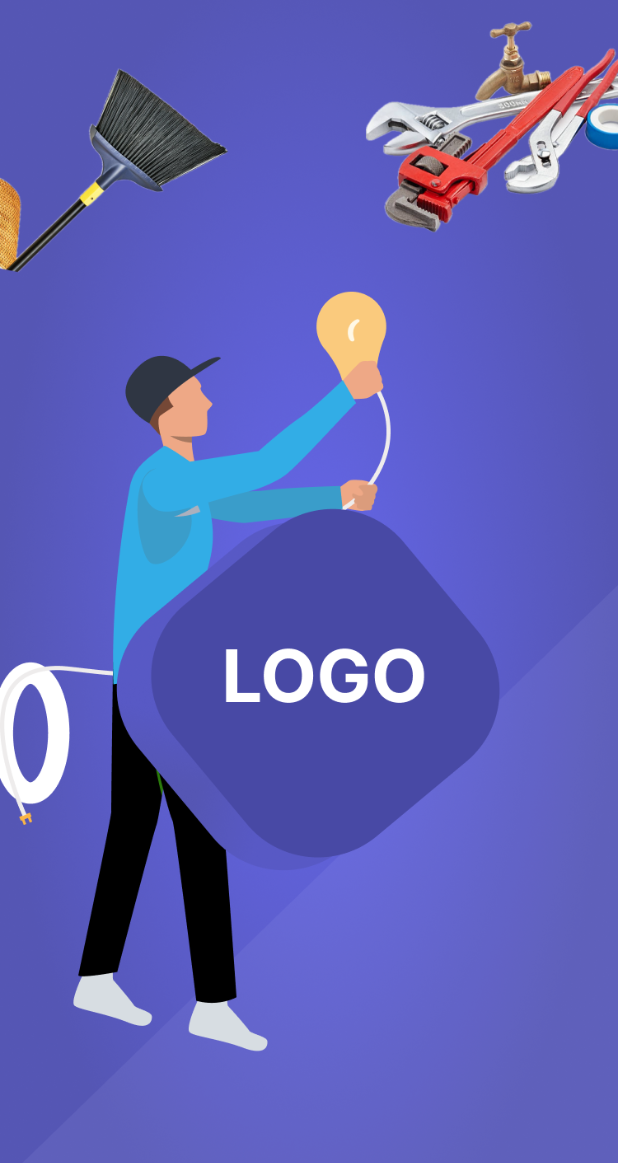
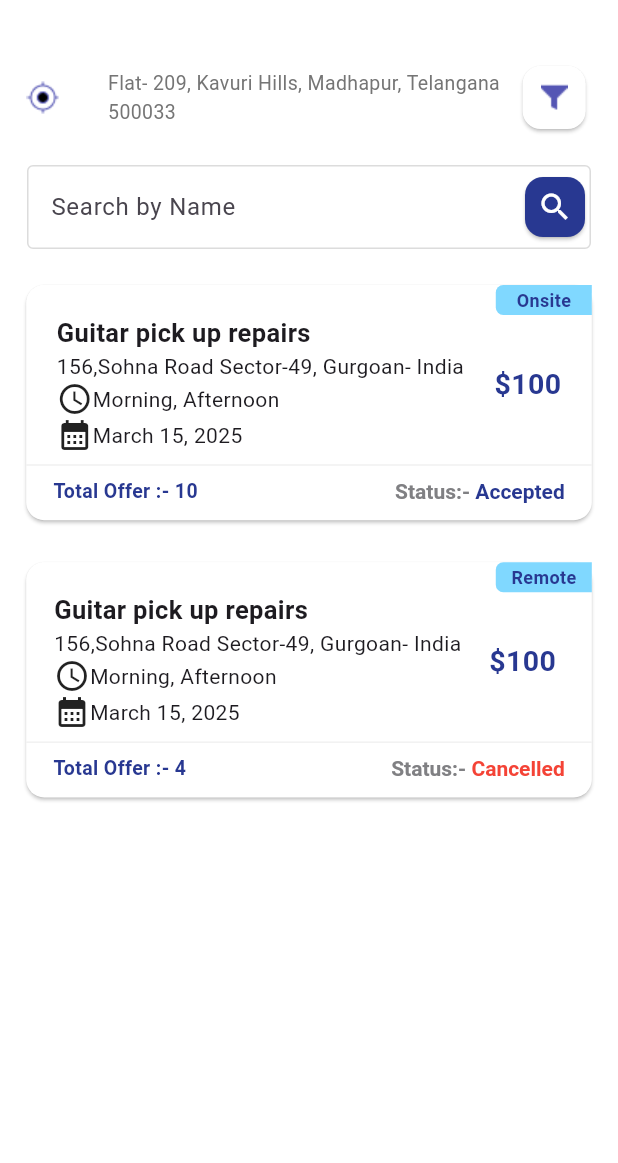
Before and after one commit to Ajitcool008/LuRichMaxBLE, a Flutter app: the first screen one second after launch, on a phone screen of 412 x 824 dp. Shown: the top 1163 px of the screen. Run offline on Flutter 3.47's test engine with Material 3 defaults, Android fonts, the phone set to English and light mode, and no system bars; our stand-ins replace flutter_otp_text_field; missing offline and left inert: flutter_timer_countdown, responsive_navigation_bar.

Commit message:
proposal_or_my_mytask

```diff
--- a/lib/components/input_text_field.dart
+++ b/lib/components/input_text_field.dart
@@ -5,8 +5,12 @@ class InputTextField extends StatelessWidget {
   final String hintText;
   final bool? isObsecure;
   final Widget? suffixWidget;
-  const InputTextField(
-      {super.key, required this.hintText, this.isObsecure, this.suffixWidget});
+  const InputTextField({
+    super.key,
+    required this.hintText,
+    this.isObsecure,
+    this.suffixWidget,
+  });
 
   @override
   Widget build(BuildContext context) {
@@ -16,10 +20,10 @@ class InputTextField extends StatelessWidget {
         suffixIcon: suffixWidget,
         hintText: hintText,
         focusedBorder: OutlineInputBorder(
-          borderSide: BorderSide(
-            width: 1,
-            color: AppColors.inputBorderColor,
-          ),
+          borderSide: BorderSide(width: 1, color: AppColors.inputBorderColor),
+        ),
+        enabledBorder: OutlineInputBorder(
+          borderSide: BorderSide(width: 1, color: AppColors.inputBorderColor),
         ),
         border: OutlineInputBorder(
           borderSide: BorderSide(
--- a/lib/main.dart
+++ b/lib/main.dart
@@ -1,6 +1,6 @@
 import 'package:flutter/material.dart';
 import 'package:lurichmaxble/components/app_colors.dart';
-import 'package:lurichmaxble/src/modules/splash_screen/views/splash_view.dart';
+import 'package:lurichmaxble/src/modules/home_screen/views/my_task_view.dart';
 
 void main() {
   runApp(const MyApp());
@@ -20,7 +20,7 @@ class MyApp extends StatelessWidget {
         primaryColor: AppColors.appColor,
         colorScheme: ColorScheme.fromSeed(seedColor: Colors.deepPurple),
       ),
-      home: SplashView(),
+      home: MyTask(),
     );
   }
 }
--- /dev/null
+++ b/lib/src/modules/home_screen/views/my_task_view.dart
@@ -0,0 +1,295 @@
+import 'package:flutter/material.dart';
+import 'package:lurichmaxble/components/app_colors.dart';
+import 'package:lurichmaxble/components/input_text_field.dart';
+
+class MyTask extends StatelessWidget {
+  const MyTask({super.key});
+
+  @override
+  Widget build(BuildContext context) {
+    double width = MediaQuery.of(context).size.width;
+    double height = MediaQuery.of(context).size.height;
+    return Scaffold(
+      body: Column(
+        children: [
+          SizedBox(height: 40),
+          Padding(
+            padding: const EdgeInsets.symmetric(horizontal: 12.0),
+            child: Row(
+              mainAxisAlignment: MainAxisAlignment.spaceAround,
+              children: [
+                Image.asset("assets/icons/proposal_screen_appbar.dart.png"),
+                SizedBox(width: 10),
+                Text(
+                  "Flat- 209, Kavuri Hills, Madhapur, Telangana\n500033",
+                  style: TextStyle(fontSize: 13, color: Color(0xff757575)),
+                ),
+                SizedBox(
+                  height: 50,
+                  width: 50,
+                  child: Card(
+                    color: Colors.white,
+                    child: Image.asset(
+                      "assets/icons/proposal_app_bar_icon2.png",
+                    ),
+                  ),
+                ),
+              ],
+            ),
+          ),
+          SizedBox(height: 20),
+          Padding(
+            padding: const EdgeInsets.symmetric(horizontal: 18.0),
+            child: InputTextField(
+              hintText: "Search by Name",
+              suffixWidget: Card(
+                color: AppColors.appColor,
+                child: Icon(Icons.search, color: Colors.white),
+              ),
+            ),
+          ),
+          SizedBox(height: 20),
+          SizedBox(
+            height: height / 5,
+            width: width / 1.07,
+            child: Card(
+              color: Colors.white,
+              child: Column(
+                children: [
+                  Align(
+                    alignment: Alignment.topRight,
+                    child: Container(
+                      alignment: Alignment.center,
+                      width: 64,
+                      height: 20,
+                      decoration: BoxDecoration(
+                        color: Colors.lightBlueAccent[100],
+                        borderRadius: BorderRadius.only(
+                          bottomLeft: Radius.circular(5),
+                          topLeft: Radius.circular(5),
+                        ),
+                      ),
+
+                      child: Text(
+                        "Onsite",
+                        style: TextStyle(
+                          fontSize: 12,
+                          color: AppColors.appColor,
+                          fontWeight: FontWeight.w600,
+                        ),
+                      ),
+                    ),
+                  ),
+                  Row(
+                    mainAxisAlignment: MainAxisAlignment.spaceEvenly,
+                    children: [
+                      Column(
+                        crossAxisAlignment: CrossAxisAlignment.start,
+                        mainAxisAlignment: MainAxisAlignment.spaceEvenly,
+                        children: [
+                          Text(
+                            "Guitar pick up repairs",
+                            style: TextStyle(
+                              fontSize: 17,
+                              fontWeight: FontWeight.bold,
+                            ),
+                          ),
+                          Text("156,Sohna Road Sector-49, Gurgoan- India"),
+                          Row(
+                            children: [
+                              Icon(Icons.watch_later_outlined),
+                              Text("Morning, Afternoon"),
+                            ],
+                          ),
+                          Row(
+                            children: [
+                              Icon(Icons.calendar_month),
+                              Text("March 15, 2025"),
+                            ],
+                          ),
+                        ],
+                      ),
+                      Column(
+                        mainAxisAlignment: MainAxisAlignment.spaceEvenly,
+                        crossAxisAlignment: CrossAxisAlignment.start,
+                        children: [
+                          Text(
+                            "\$100",
+                            style: TextStyle(
+                              color: AppColors.appColor,
+                              fontWeight: FontWeight.bold,
+                              fontSize: 19,
+                            ),
+                          ),
+                        ],
+                      ),
+                    ],
+                  ),
+                  Divider(color: Color(0xffF1F1F1)),
+                  Padding(
+                    padding: const EdgeInsets.symmetric(horizontal: 18.0),
+                    child: Row(
+                      mainAxisAlignment: MainAxisAlignment.spaceBetween,
+                      children: [
+                        Text(
+                          "Total Offer :- 10",
+                          style: TextStyle(
+                            color: AppColors.appColor,
+                            fontSize: 13,
+                            fontWeight: FontWeight.bold,
+                          ),
+                        ),
+                        RichText(
+                          text: TextSpan(
+                            children: const <TextSpan>[
+                              TextSpan(
+                                text: 'Status:- ',
+                                style: TextStyle(
+                                  fontWeight: FontWeight.bold,
+                                  color: Color(0xff808083),
+                                ),
+                              ),
+                              TextSpan(
+                                text: 'Accepted',
+                                style: TextStyle(
+                                  color: AppColors.appColor,
+                                  fontWeight: FontWeight.w700,
+                                ),
+                              ),
+                            ],
+                          ),
+                        ),
+                      ],
+                    ),
+                  ),
+                ],
+              ),
+            ),
+          ),
+          SizedBox(height: 20),
+
+          SizedBox(
+            height: height / 5,
+            width: width / 1.07,
+            child: Card(
+              color: Colors.white,
+              child: Column(
+                children: [
+                  Align(
+                    alignment: Alignment.topRight,
+                    child: Container(
+                      alignment: Alignment.center,
+                      width: 64,
+                      height: 20,
+                      decoration: BoxDecoration(
+                        color: Colors.lightBlueAccent[100],
+                        borderRadius: BorderRadius.only(
+                          bottomLeft: Radius.circular(5),
+                          topLeft: Radius.circular(5),
+                        ),
+                      ),
+
+                      child: Text(
+                        "Remote",
+                        style: TextStyle(
+                          fontSize: 12,
+                          color: AppColors.appColor,
+                          fontWeight: FontWeight.w600,
+                        ),
+                      ),
+                    ),
+                  ),
+                  Row(
+                    mainAxisAlignment: MainAxisAlignment.spaceEvenly,
+                    children: [
+                      Column(
+                        crossAxisAlignment: CrossAxisAlignment.start,
+                        mainAxisAlignment: MainAxisAlignment.spaceEvenly,
+                        children: [
+                          Text(
+                            "Guitar pick up repairs",
+                            style: TextStyle(
+                              fontSize: 17,
+                              fontWeight: FontWeight.bold,
+                            ),
+                          ),
+                          Text("156,Sohna Road Sector-49, Gurgoan- India"),
+                          Row(
+                            children: [
+                              Icon(Icons.watch_later_outlined),
+                              Text("Morning, Afternoon"),
+                            ],
+                          ),
+                          Row(
+                            children: [
+                              Icon(Icons.calendar_month),
+                              Text("March 15, 2025"),
+                            ],
+                          ),
+                        ],
+                      ),
+                      Column(
+                        mainAxisAlignment: MainAxisAlignment.spaceEvenly,
+                        crossAxisAlignment: CrossAxisAlignment.start,
+                        children: [
+                          SizedBox(
+                            width: 50,
+                            child: Text(
+                              "\$100",
+                              style: TextStyle(
+                                color: AppColors.appColor,
+                                fontWeight: FontWeight.bold,
+                                fontSize: 19,
+                              ),
+                            ),
+                          ),
+                        ],
+                      ),
+                    ],
+                  ),
+                  Divider(color: Color(0xffF1F1F1)),
+                  Padding(
+                    padding: const EdgeInsets.symmetric(horizontal: 18.0),
+                    child: Row(
+                      mainAxisAlignment: MainAxisAlignment.spaceBetween,
+                      children: [
+                        Text(
+                          "Total Offer :- 4",
+                          style: TextStyle(
+                            color: AppColors.appColor,
+                            fontSize: 13,
+                            fontWeight: FontWeight.bold,
+                          ),
+                        ),
+                        RichText(
+                          text: TextSpan(
+                            children: const <TextSpan>[
+                              TextSpan(
+                                text: 'Status:- ',
+                                style: TextStyle(
+                                  fontWeight: FontWeight.bold,
+                                  color: Color(0xff808083),
+                                ),
+                              ),
+                              TextSpan(
+                                text: 'Cancelled',
+                                style: TextStyle(
+                                  color: Colors.red,
+                                  fontWeight: FontWeight.w700,
+                                ),
+                              ),
+                            ],
+                          ),
+                        ),
+                      ],
+                    ),
+                  ),
+                ],
+              ),
+            ),
+          ),
+        ],
+      ),
+    );
+  }
+}
```
Also changed, not shown: lib/src/modules/home_screen/views/proposal_view.dart (added, +186 -0 lines), assets/icons/proposal_app_bar_icon2.png (added), assets/icons/proposal_screen_appbar.dart.png (added).
